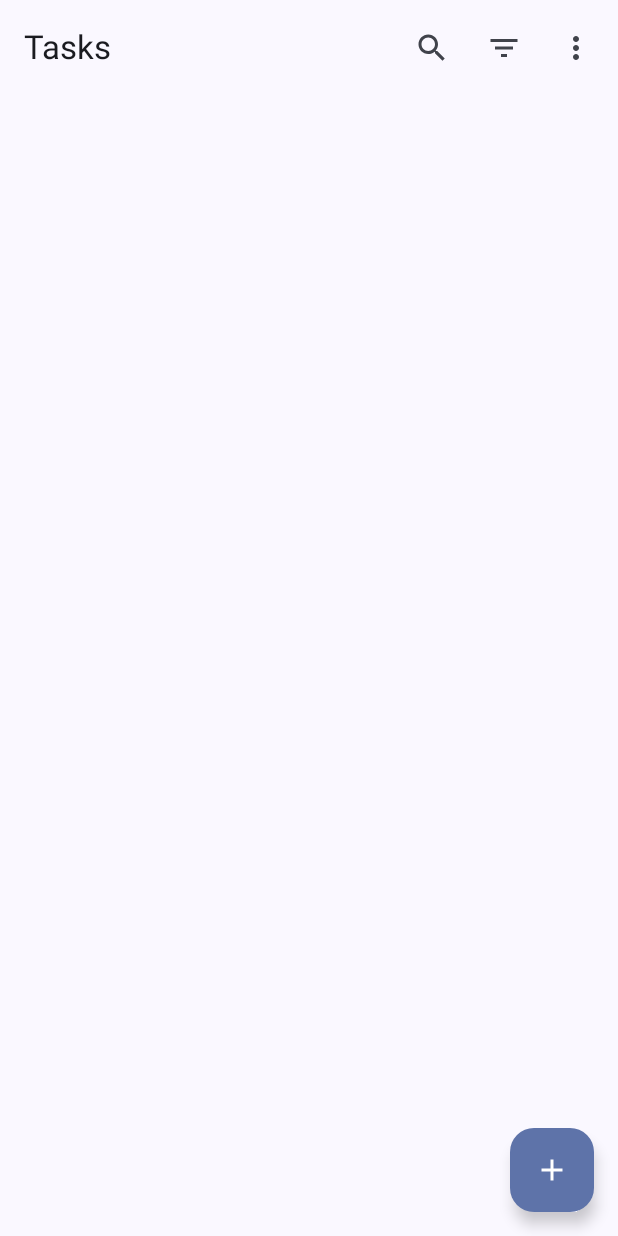
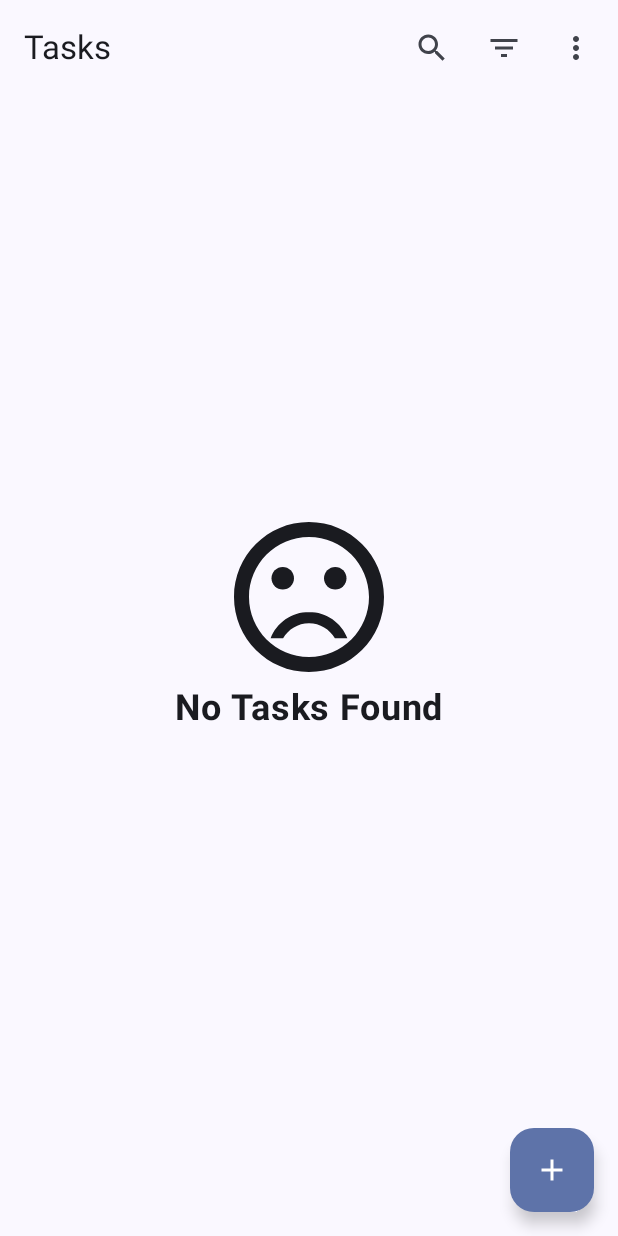
Before and after one commit to gonexwind/todo, an Android app built with Jetpack Compose: the composable ListScreen shown on its own in the app's theme, on a phone screen of 412 x 824 dp. Run offline under Robolectric (Android 15) with nearby library versions, the phone set to English and light mode, and no system bars; our stand-ins replace Dagger/Hilt's generated code.

Commit message:
create empty content and request stsate

```diff
--- /dev/null
+++ b/app/src/main/java/com/gonexwind/todo/ui/screen/list/EmptyContent.kt
@@ -0,0 +1,37 @@
+package com.gonexwind.todo.ui.screen.list
+
+import androidx.compose.foundation.layout.Arrangement
+import androidx.compose.foundation.layout.Column
+import androidx.compose.foundation.layout.fillMaxSize
+import androidx.compose.foundation.layout.size
+import androidx.compose.material3.Icon
+import androidx.compose.material3.MaterialTheme
+import androidx.compose.material3.Text
+import androidx.compose.runtime.Composable
+import androidx.compose.ui.Alignment
+import androidx.compose.ui.Modifier
+import androidx.compose.ui.res.painterResource
+import androidx.compose.ui.res.stringResource
+import androidx.compose.ui.text.font.FontWeight
+import androidx.compose.ui.unit.dp
+import com.gonexwind.todo.R
+
+@Composable
+fun EmptyContent() {
+    Column(
+        modifier = Modifier.fillMaxSize(),
+        verticalArrangement = Arrangement.Center,
+        horizontalAlignment = Alignment.CenterHorizontally
+    ) {
+        Icon(
+            modifier = Modifier.size(120.dp),
+            painter = painterResource(R.drawable.ic_sad_face),
+            contentDescription = stringResource(R.string.sad_icon)
+        )
+        Text(
+            stringResource(R.string.empty_content),
+            fontWeight = FontWeight.Bold,
+            fontSize = MaterialTheme.typography.headlineSmall.fontSize,
+        )
+    }
+}
--- a/app/src/main/java/com/gonexwind/todo/ui/screen/list/ListContent.kt
+++ b/app/src/main/java/com/gonexwind/todo/ui/screen/list/ListContent.kt
@@ -18,9 +18,24 @@ import com.gonexwind.todo.data.model.Priority
 import com.gonexwind.todo.data.model.ToDoTask
 import com.gonexwind.todo.ui.theme.LARGE_PADDING
 import com.gonexwind.todo.ui.theme.PRIORITY_INDICATOR_SIZE
+import com.gonexwind.todo.util.RequestState
 
 @Composable
 fun ListContent(
+    tasks: RequestState<List<ToDoTask>>,
+    navigateToTaskScreen: (taskId: Int) -> Unit
+) {
+    if (tasks is RequestState.Success) {
+        if (tasks.data.isEmpty()) {
+            EmptyContent()
+        } else {
+            DisplayTasks(tasks.data, navigateToTaskScreen)
+        }
+    }
+}
+
+@Composable
+fun DisplayTasks(
     tasks: List<ToDoTask>,
     navigateToTaskScreen: (taskId: Int) -> Unit
 ) {
@@ -60,11 +75,7 @@ fun TaskItem(
                         .weight(1f),
                     contentAlignment = Alignment.TopEnd,
                 ) {
-                    Canvas(
-                        modifier = Modifier
-                            .width(PRIORITY_INDICATOR_SIZE)
-                            .height(PRIORITY_INDICATOR_SIZE)
-                    ) {
+                    Canvas(modifier = Modifier.size(PRIORITY_INDICATOR_SIZE)) {
                         drawCircle(color = toDoTask.priority.color)
                     }
                 }
--- a/app/src/main/java/com/gonexwind/todo/ui/viewmodel/SharedViewModel.kt
+++ b/app/src/main/java/com/gonexwind/todo/ui/viewmodel/SharedViewModel.kt
@@ -5,6 +5,7 @@ import androidx.lifecycle.ViewModel
 import androidx.lifecycle.viewModelScope
 import com.gonexwind.todo.data.model.ToDoTask
 import com.gonexwind.todo.data.repository.ToDoRepository
+import com.gonexwind.todo.util.RequestState
 import com.gonexwind.todo.util.SearchAppBarState
 import dagger.hilt.android.lifecycle.HiltViewModel
 import kotlinx.coroutines.flow.MutableStateFlow
@@ -20,10 +21,19 @@ class SharedViewModel @Inject constructor(
     val searchAppBarState = mutableStateOf(SearchAppBarState.CLOSED)
     val searchTextState = mutableStateOf("")
 
-    private val _allTasks = MutableStateFlow<List<ToDoTask>>(emptyList())
-    val allTasks: StateFlow<List<ToDoTask>> = _allTasks
+    private val _allTasks = MutableStateFlow<RequestState<List<ToDoTask>>>(RequestState.Idle)
+    val allTasks: StateFlow<RequestState<List<ToDoTask>>> = _allTasks
 
     fun getAllTasks() {
-        viewModelScope.launch { repository.getAllTasks.collect { _allTasks.value = it } }
+        _allTasks.value = RequestState.Loading
+        try {
+            viewModelScope.launch {
+                repository.getAllTasks.collect {
+                    _allTasks.value = RequestState.Success(it)
+                }
+            }
+        } catch (e: Exception) {
+            _allTasks.value = RequestState.Error(e)
+        }
     }
 }
--- /dev/null
+++ b/app/src/main/java/com/gonexwind/todo/util/RequestState.kt
@@ -0,0 +1,8 @@
+package com.gonexwind.todo.util
+
+sealed class RequestState<out T> {
+    object Idle : RequestState<Nothing>()
+    object Loading : RequestState<Nothing>()
+    data class Success<T>(val data: T) : RequestState<T>()
+    data class Error(val error: Throwable) : RequestState<Nothing>()
+}
--- /dev/null
+++ b/app/src/main/res/drawable/ic_sad_face.xml
@@ -0,0 +1,7 @@
+<vector android:height="24dp" android:tint="#000000"
+    android:viewportHeight="24" android:viewportWidth="24"
+    android:width="24dp" xmlns:android="http://schemas.android.com/apk/res/android">
+    <path android:fillColor="@android:color/white" android:pathData="M15.5,9.5m-1.5,0a1.5,1.5 0,1 1,3 0a1.5,1.5 0,1 1,-3 0"/>
+    <path android:fillColor="@android:color/white" android:pathData="M8.5,9.5m-1.5,0a1.5,1.5 0,1 1,3 0a1.5,1.5 0,1 1,-3 0"/>
+    <path android:fillColor="@android:color/white" android:pathData="M11.99,2C6.47,2 2,6.48 2,12s4.47,10 9.99,10C17.52,22 22,17.52 22,12S17.52,2 11.99,2zM12,20c-4.42,0 -8,-3.58 -8,-8s3.58,-8 8,-8 8,3.58 8,8 -3.58,8 -8,8zM12,14c-2.33,0 -4.32,1.45 -5.12,3.5h1.67c0.69,-1.19 1.97,-2 3.45,-2s2.75,0.81 3.45,2h1.67c-0.8,-2.05 -2.79,-3.5 -5.12,-3.5z"/>
+</vector>
--- a/app/src/main/res/values/strings.xml
+++ b/app/src/main/res/values/strings.xml
@@ -7,4 +7,6 @@
     <string name="delete_all">Delete All</string>
     <string name="search">Search</string>
     <string name="close">Close</string>
+    <string name="sad_icon">Sad Icon</string>
+    <string name="empty_content">No Tasks Found</string>
 </resources>
```
